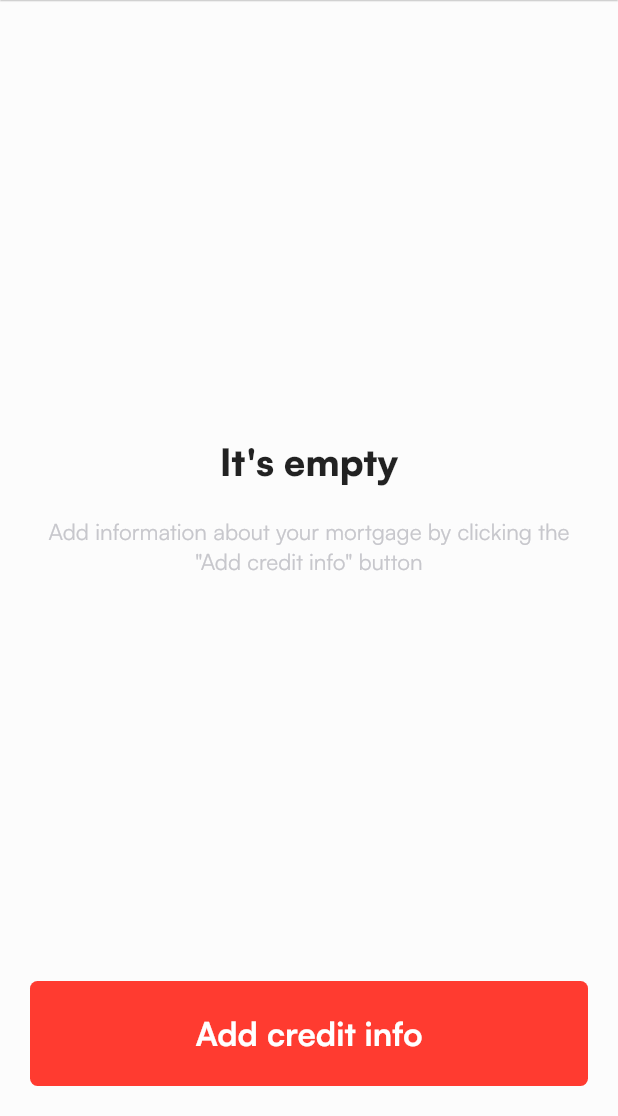
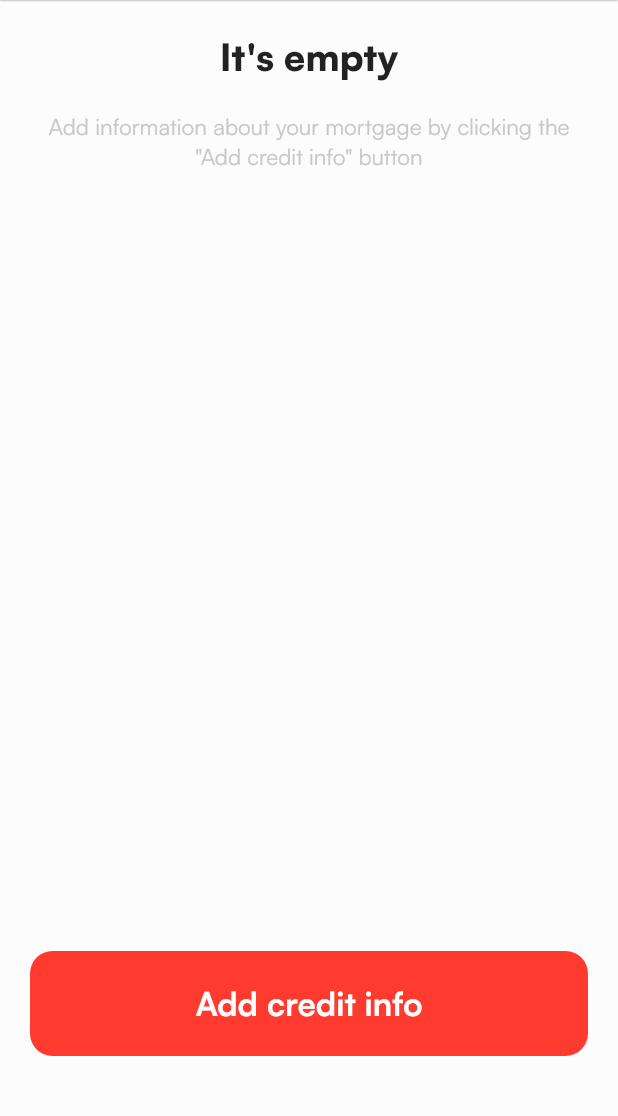
Before and after one commit to Ahardor/credit_calc, a Flutter app: the HomeWidget screen opened by its route, on a phone screen of 412 x 824 dp, the part 120-1236 px from its top. Run offline on Flutter 3.47's test engine with Material 2 defaults, Android fonts, the phone set to English and light mode, and no system bars; our stand-ins replace in_app_review, shared_preferences; missing offline and left inert: image_pixels; accounts and stored records are empty.

```diff
--- a/lib/home.dart
+++ b/lib/home.dart
@@ -3,6 +3,7 @@ import 'dart:convert';
 import 'package:credit_calc/credit_card.dart';
 import 'package:credit_calc/parameters.dart';
 import 'package:flutter/material.dart';
+import 'package:in_app_review/in_app_review.dart';
 
 class HomeWidget extends StatefulWidget {
   // Главная страница
@@ -14,6 +15,7 @@ class HomeWidget extends StatefulWidget {
 
 class _HomeWidgetState extends State<HomeWidget> {
   var credits = <Credit>[];
+  final InAppReview inAppReview = InAppReview.instance;
 
   void updateList() {
     setState(() {
@@ -31,7 +33,23 @@ class _HomeWidgetState extends State<HomeWidget> {
   void initState() {
     updateHomeList = updateList; // Создание глобальной функции для обновления
     updateList();
+    if (prefs.getBool("review") == null || !prefs.getBool("review")!) {
+      print("Has not reviewed yet");
+      callReview();
+      prefs.setBool("review", true);
+    } else {
+      print("Has already reviewed");
+    }
     super.initState();
+  }
+
+  void callReview() async {
+    if (await inAppReview.isAvailable()) {
+      print("Calling review");
+      inAppReview.requestReview();
+    } else {
+      print("Review not available");
+    }
   }
 
   @override
@@ -63,11 +81,12 @@ class _HomeWidgetState extends State<HomeWidget> {
       ),
       body: Padding(
         padding:
-            const EdgeInsets.only(left: 20, right: 20, top: 20, bottom: 20),
+            const EdgeInsets.only(left: 20, right: 20, top: 20, bottom: 40),
         child: Column(
           mainAxisAlignment: MainAxisAlignment.spaceBetween,
           children: [
             Expanded(
+              child: SingleChildScrollView(
                 child: Column(
                   mainAxisSize: MainAxisSize.max,
                   mainAxisAlignment: credits.isEmpty
@@ -102,6 +121,7 @@ class _HomeWidgetState extends State<HomeWidget> {
                         ],
                 ),
               ),
+            ),
             InkWell(
               onTap: () {
                 Navigator.of(context)
@@ -111,7 +131,7 @@ class _HomeWidgetState extends State<HomeWidget> {
                 height: 70,
                 decoration: BoxDecoration(
                     color: AppColors.buttonColor,
-                    borderRadius: BorderRadius.circular(5)),
+                    borderRadius: BorderRadius.circular(15)),
                 child: const Center(
                   child: Text(
                     "Add credit info",
--- a/pubspec.yaml
+++ b/pubspec.yaml
@@ -9,6 +9,8 @@ environment:
 dependencies:
     flutter:
         sdk: flutter
+    image_pixels: ^3.0.1
+    in_app_review: ^2.0.8
     intl: ^0.18.1
     shared_preferences: ^2.2.2
 
```
Also changed, not shown: lib/start.dart (+14 -10 lines), assets/img/Start0.jpg (added), assets/img/Start1.jpg (added), assets/img/Start1.png (deleted), assets/img/Start2.jpg (added), assets/img/Start2.png (deleted), assets/img/Start3.png (deleted), pubspec.lock, 5 other files. Lines whose indentation alone changed are shown as unchanged.
